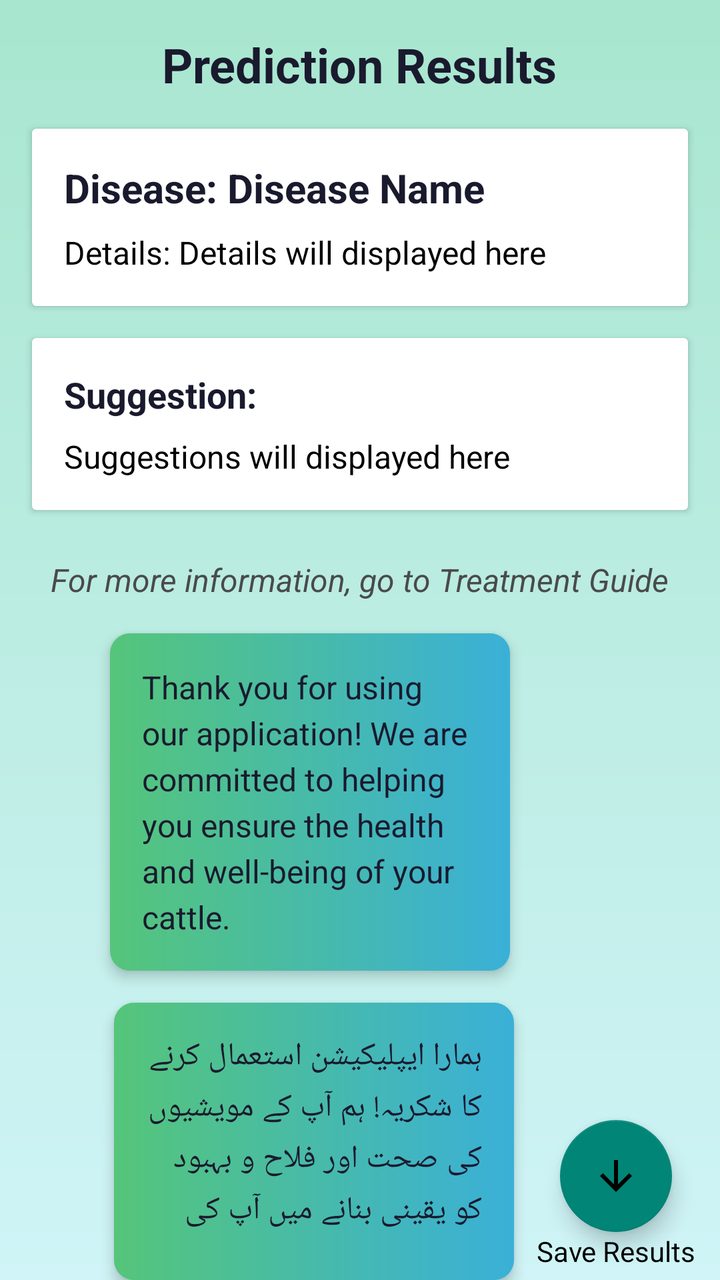
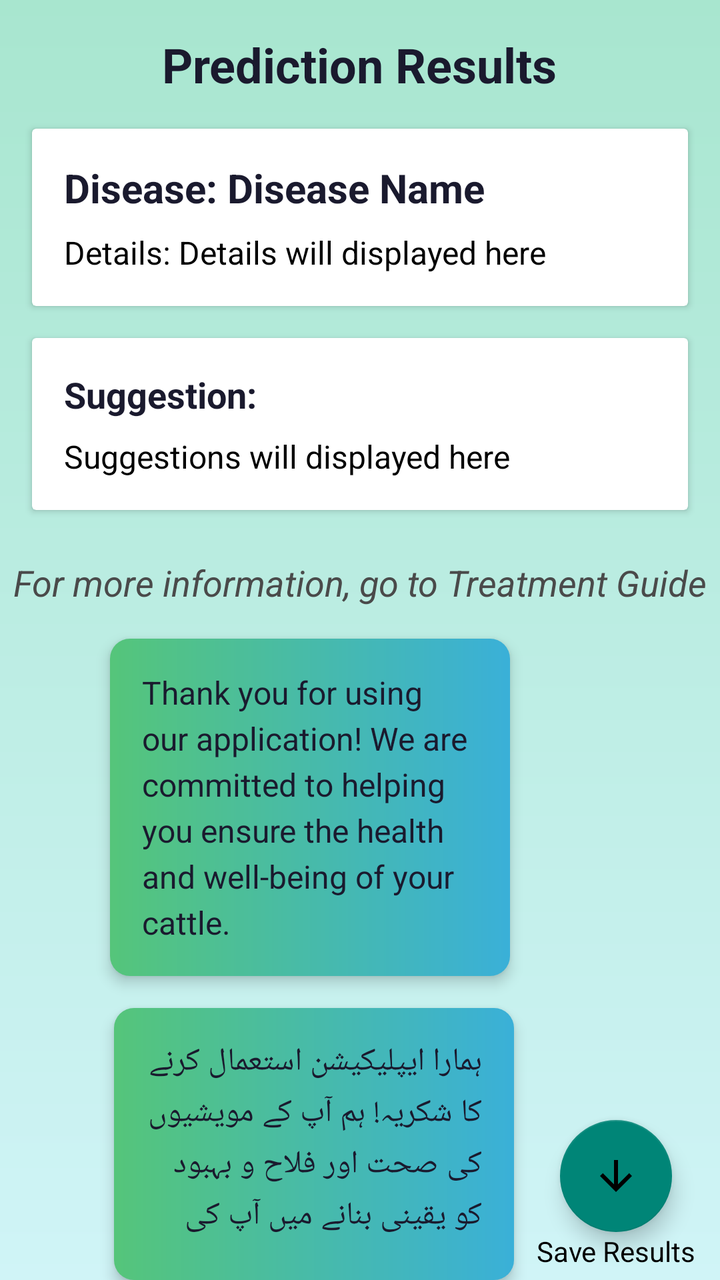

Screens rendered from an Android XML layout before and after an edit, with the pre-edit source and the edit as a unified diff.
<!-- AndroidManifest.xml: application theme Theme.AppCompat.Light.NoActionBar -->
<!-- res/layout/activity_prediction_results.xml -->
<?xml version="1.0" encoding="utf-8"?>
<RelativeLayout xmlns:android="http://schemas.android.com/apk/res/android"
    xmlns:app="http://schemas.android.com/apk/res-auto"
    xmlns:tools="http://schemas.android.com/tools"
    android:layout_width="match_parent"
    android:layout_height="match_parent"
    android:background="@drawable/gradient_background"
    tools:context=".PredictionResultsActivity">


    <TextView
        android:id="@+id/predictionResultsHeading"
        android:layout_width="wrap_content"
        android:layout_height="wrap_content"
        android:layout_marginTop="16dp"
        android:layout_centerHorizontal="true"
        android:text="Prediction Results"
        android:textSize="24sp"
        android:textStyle="bold"
        android:textColor="@color/primary_text" />


    <androidx.cardview.widget.CardView
        android:id="@+id/diseaseInfoCard"
        android:layout_width="match_parent"
        android:layout_height="wrap_content"
        android:layout_below="@id/predictionResultsHeading"
        android:layout_margin="16dp"
        app:cardBackgroundColor="@android:color/white">

        <LinearLayout
            android:layout_width="match_parent"
            android:layout_height="wrap_content"
            android:orientation="vertical"
            android:padding="16dp">

            <TextView
                android:id="@+id/diseaseName"
                android:layout_width="wrap_content"
                android:layout_height="wrap_content"
                android:text="Disease: Disease Name"
                android:textSize="20sp"
                android:textStyle="bold"
                android:textColor="@color/primary_text"
                android:layout_marginBottom="8dp" />

            <TextView
                android:id="@+id/diseaseDetails"
                android:layout_width="wrap_content"
                android:layout_height="wrap_content"
                android:text="Details: Details will displayed here"
                android:textSize="16sp"
                android:textColor="@android:color/black" />
        </LinearLayout>
    </androidx.cardview.widget.CardView>


    <androidx.cardview.widget.CardView
        android:id="@+id/suggestionsCard"
        android:layout_width="match_parent"
        android:layout_height="wrap_content"
        android:layout_below="@id/diseaseInfoCard"
        android:layout_marginHorizontal="16dp"
        android:layout_marginBottom="16dp"
        app:cardBackgroundColor="@android:color/white">

        <LinearLayout
            android:layout_width="match_parent"
            android:layout_height="wrap_content"
            android:orientation="vertical"
            android:padding="16dp">

            <TextView
                android:id="@+id/suggestionTitle"
                android:layout_width="wrap_content"
                android:layout_height="wrap_content"
                android:text="Suggestion:"
                android:textSize="18sp"
                android:textStyle="bold"
                android:textColor="@color/primary_text"
                android:layout_marginBottom="8dp" />

            <TextView
                android:id="@+id/suggestionTextView"
                android:layout_width="wrap_content"
                android:layout_height="wrap_content"
                android:text="Suggestions will displayed here"
                android:textSize="16sp"
                android:textColor="@android:color/black" />
        </LinearLayout>
    </androidx.cardview.widget.CardView>

    <TextView
        android:id="@+id/treatmentGuideLink"
        android:layout_width="wrap_content"
        android:layout_height="wrap_content"
        android:layout_below="@id/suggestionsCard"
        android:layout_centerHorizontal="true"
        android:layout_marginTop="8dp"
        android:text="For more information, go to Treatment Guide"
        android:textSize="16sp"
        android:textColor="@color/secondary_text"
        android:textStyle="italic"
        android:clickable="true"
        android:focusable="true" />


    <TextView
        android:id="@+id/thankYouMessage"
        android:layout_width="200dp"
        android:layout_height="wrap_content"
        android:layout_below="@id/treatmentGuideLink"
        android:layout_alignParentEnd="true"
        android:layout_marginTop="16dp"
        android:layout_marginEnd="105dp"
        android:background="@drawable/button_background"
        android:elevation="4dp"
        android:lineSpacingExtra="4dp"
        android:padding="16dp"
        android:text="Thank you for using our application! We are committed to helping you ensure the health and well-being of your cattle. "
        android:textAlignment="center"
        android:layout_centerHorizontal="true"
        android:textColor="@color/primary_text"
        android:textSize="16sp" />



    <TextView
        android:id="@+id/thankYouMessage2"
        android:layout_width="200dp"
        android:layout_height="wrap_content"
        android:layout_below="@id/thankYouMessage"
        android:layout_alignParentEnd="true"
        android:layout_marginTop="16dp"
        android:layout_marginEnd="103dp"
        android:background="@drawable/button_background"
        android:elevation="4dp"
        android:lineSpacingExtra="4dp"
        android:padding="16dp"
        android:text="ہمارا ایپلیکیشن استعمال کرنے کا شکریہ! ہم آپ کے مویشیوں کی صحت اور فلاح و بہبود کو یقینی بنانے میں آپ کی مدد کے لیے پرعزم ہیں۔ "
        android:textAlignment="center"
        android:layout_centerHorizontal="true"
        android:textColor="@color/primary_text"
        android:textSize="16sp" />

    <com.google.android.material.floatingactionbutton.FloatingActionButton
        android:id="@+id/saveResultsButton"
        android:layout_width="wrap_content"
        android:layout_height="wrap_content"
        android:layout_alignParentBottom="true"
        android:layout_alignParentEnd="true"
        android:layout_margin="24dp"
        app:background="@drawable/button_background"
        app:srcCompat="@drawable/ic_save" />

    <TextView
        android:id="@+id/textView"
        android:layout_width="wrap_content"
        android:layout_height="wrap_content"
        android:layout_alignParentEnd="true"
        android:layout_alignParentBottom="true"
        android:layout_marginEnd="12dp"
        android:layout_marginBottom="5dp"
        android:text="Save Results"
        android:textColor="@color/black"/>


</RelativeLayout>
<!-- resources referenced by this layout -->
<resources>
  <color name="black">#FF000000</color>
  <color name="primary_text">#1A1A2E</color>
  <color name="secondary_text">#4A4A4A</color>
  <!-- drawable button_background (drawable) -->
  <?xml version="1.0" encoding="utf-8"?>
  <shape xmlns:android="http://schemas.android.com/apk/res/android">
      <gradient
          android:startColor="#55C57A"
          android:endColor="#3AB0D8"
          android:angle="0">
  
      </gradient>
      
      <corners android:radius="10dp" /> 
  </shape>
  <!-- drawable gradient_background (drawable) -->
  <?xml version="1.0" encoding="utf-8"?>
  <shape xmlns:android="http://schemas.android.com/apk/res/android">
  <gradient
      android:type="linear"
      android:startColor="#A8E6CF"
      android:endColor="#D0F4F7"
  
      android:angle="40"/>
      <gradient/>
  </shape>
  <!-- drawable ic_save (drawable) -->
  <vector xmlns:android="http://schemas.android.com/apk/res/android" android:height="24dp" android:tint="#000000" android:viewportHeight="24" android:viewportWidth="24" android:width="24dp">
        
      <path android:fillColor="@android:color/white" android:pathData="M20,12l-1.41,-1.41L13,16.17V4h-2v12.17l-5.58,-5.59L4,12l8,8 8,-8z"/>
      
  </vector>
</resources>

<!-- the commit's change to res/layout/activity_prediction_results.xml (unified diff, before → after) -->
@@ -98,7 +98,7 @@
         android:layout_centerHorizontal="true"
         android:layout_marginTop="8dp"
         android:text="For more information, go to Treatment Guide"
-        android:textSize="16sp"
+        android:textSize="18sp"
         android:textColor="@color/secondary_text"
         android:textStyle="italic"
         android:clickable="true"
